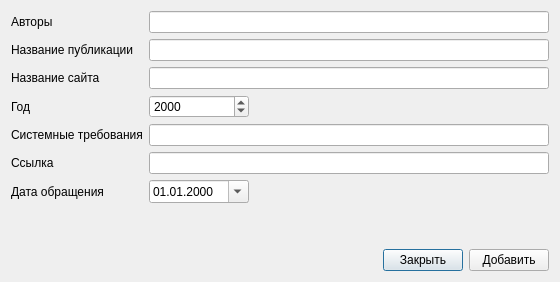
Old version of the form sources/refsitedialog.ui in the repository pa23/biblref.
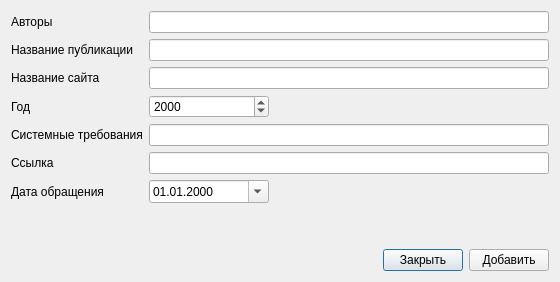
New version of the form. Icons and pictures are not drawn.

Commit message: v1.1.2 Improvements in Patent dialog.

```diff
--- a/sources/refsitedialog.ui
+++ b/sources/refsitedialog.ui
@@ -6,8 +6,8 @@
    <rect>
     <x>0</x>
     <y>0</y>
-    <width>589</width>
-    <height>291</height>
+    <width>607</width>
+    <height>299</height>
    </rect>
   </property>
   <property name="windowTitle">
@@ -91,13 +91,13 @@
         <widget class="QSpinBox" name="spinBox_year">
          <property name="minimumSize">
           <size>
-           <width>100</width>
+           <width>120</width>
            <height>0</height>
           </size>
          </property>
          <property name="maximumSize">
           <size>
-           <width>100</width>
+           <width>120</width>
            <height>16777215</height>
           </size>
          </property>
@@ -171,13 +171,13 @@
         <widget class="QDateEdit" name="dateEdit">
          <property name="minimumSize">
           <size>
-           <width>100</width>
+           <width>120</width>
            <height>0</height>
           </size>
          </property>
          <property name="maximumSize">
           <size>
-           <width>100</width>
+           <width>120</width>
            <height>16777215</height>
           </size>
          </property>
```
The commit also changes 6 other files.
